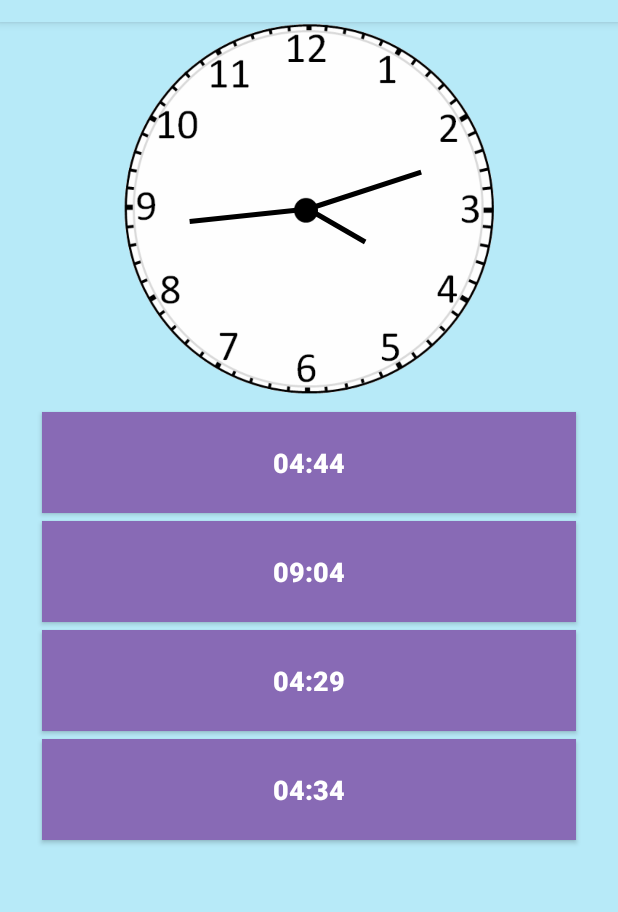
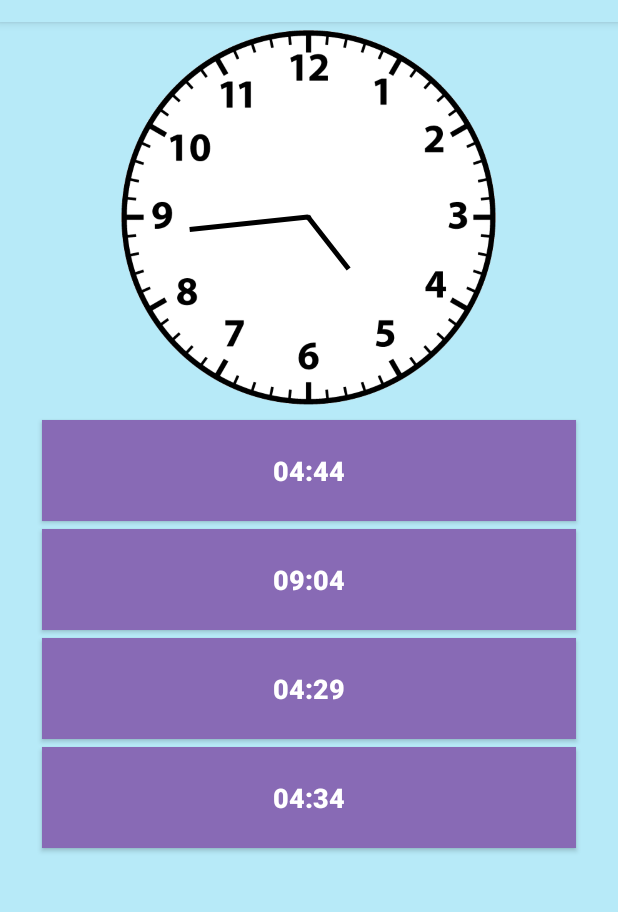
Before and after one commit to vsoljic/Satalica, an Android app: the GameActivity screen opened directly, with no data from a screen before it, on a phone screen of 412 x 824 dp, the part 62-974 px from its top. Run offline under Robolectric (Android 15) with nearby library versions, the phone set to English and light mode, and no system bars.

Commit message:
Finished game, added launch icon

```diff
--- a/app/src/main/java/tvz/android/satalica/activities/GameActivity.java
+++ b/app/src/main/java/tvz/android/satalica/activities/GameActivity.java
@@ -1,6 +1,8 @@
 package tvz.android.satalica.activities;
 
+import android.graphics.Color;
 import android.os.Bundle;
+import android.os.Handler;
 import android.support.v7.app.AppCompatActivity;
 import android.view.View;
 import android.widget.Button;
@@ -14,23 +16,42 @@ import tvz.android.satalica.R;
 import tvz.android.satalica.view.ClockView;
 
 public class GameActivity extends AppCompatActivity {
+    int hour = 0;
+    int minutes = 0;
+    String correctAnswer = null;
+
+    Random random = new Random();
+    ClockView clockView;
+    Button button1;
+    Button button2;
+    Button button3;
+    Button button4;
+
+    int gameSize;
+    int current;
 
     @Override
     protected void onCreate(Bundle savedInstanceState) {
         super.onCreate(savedInstanceState);
         setContentView(R.layout.activity_game);
 
-        ClockView clockView = findViewById(R.id.clock);
+        clockView = findViewById(R.id.clock);
+        button1 = findViewById(R.id.answerOneBtn);
+        button2 = findViewById(R.id.answerTwoBtn);
+        button3 = findViewById(R.id.answerThreeBtn);
+        button4 = findViewById(R.id.answerFourBtn);
 
-        Button button1 = findViewById(R.id.answerOneBtn);
-        Button button2 = findViewById(R.id.answerTwoBtn);
-        Button button3 = findViewById(R.id.answerThreeBtn);
-        Button button4 = findViewById(R.id.answerFourBtn);
+        gameSize = 5;
+        current = 0;
 
-        Random random = new Random();
+        setClock();
+    }
 
-        int hour = random.nextInt(12);
-        int minutes = random.nextInt(60);
+    private void setClock() {
+        hour = random.nextInt(12);
+        minutes = random.nextInt(60);
+        correctAnswer = String.format("%02d", hour) + ":" + String.format("%02d", minutes);
+
         clockView.setHour(hour);
         clockView.setMinute(minutes);
 
@@ -52,11 +73,56 @@ public class GameActivity extends AppCompatActivity {
         return String.format("%02d", hour) + ":" + String.format("%02d", minutes);
     }
 
-    public void selectedAnswer(View view) {
+    public void checkSelectedAnswer(View view) {
         Button button = (Button) view;
-        button.getText();
-//        ....
+        String answer = button.getText().toString();
+
+        enableButtons(false);
+
+        if (answer.equals(correctAnswer)) {
+            button.setBackgroundColor(Color.GREEN);
+        } else {
+            button.setBackgroundColor(Color.RED);
+
+            findCorrectAnswer(button1);
+            findCorrectAnswer(button2);
+            findCorrectAnswer(button3);
+            findCorrectAnswer(button4);
+        }
+
+        new Handler().postDelayed(new Runnable() {
+            @Override
+            public void run() {
+                if (++current <= gameSize) {
+                    setClock();
+                    decolorButtons();
+                    enableButtons(true);
+                } else {
+                    //finish game
+                }
+            }
+        }, 1000);
+
     }
 
+    private void findCorrectAnswer(Button button) {
+        if (button.getText().equals(correctAnswer)) {
+            button.setBackgroundColor(Color.GREEN);
+        }
+    }
+
+    private void enableButtons(boolean enabled) {
+        button1.setEnabled(enabled);
+        button2.setEnabled(enabled);
+        button3.setEnabled(enabled);
+        button4.setEnabled(enabled);
+    }
+
+    private void decolorButtons() {
+        button1.setBackgroundColor(Color.parseColor("#886ab5"));
+        button2.setBackgroundColor(Color.parseColor("#886ab5"));
+        button3.setBackgroundColor(Color.parseColor("#886ab5"));
+        button4.setBackgroundColor(Color.parseColor("#886ab5"));
+    }
 
 }
--- a/app/src/main/java/tvz/android/satalica/activities/MainActivity.java
+++ b/app/src/main/java/tvz/android/satalica/activities/MainActivity.java
@@ -20,4 +20,9 @@ public class MainActivity extends AppCompatActivity {
         // Button button = findViewById(R.id.startGameBtn);
         startActivity(intent);
     }
+
+    public void showResults(View view) {
+        Intent intent = new Intent(this, ResultsActivity.class);
+        startActivity(intent);
+    }
 }
--- a/app/src/main/java/tvz/android/satalica/view/ClockView.java
+++ b/app/src/main/java/tvz/android/satalica/view/ClockView.java
@@ -70,9 +70,9 @@ public class ClockView extends View {
         paint.setColor(getResources().getColor(android.R.color.black));
         paint.setStrokeWidth(5);
         paint.setStyle(Paint.Style.STROKE);
-        drawHand(canvas, (hour + minute / 60) * 5f, true);
+        Double hourAngle = (hour * 5d) + ((5d / 60) * minute);
+        drawHand(canvas, hourAngle, true);
         drawHand(canvas, minute, false);
-        drawHand(canvas, c.get(Calendar.SECOND), false);
     }
 
     public void setHour(int hour) {
--- a/app/src/main/res/drawable/border.xml
+++ b/app/src/main/res/drawable/border.xml
@@ -2,7 +2,7 @@
 <shape xmlns:android="http://schemas.android.com/apk/res/android"
        android:shape="rectangle">
    <stroke
-        android:width="5dip"
+        android:width="4dip"
         android:color="@color/colorAccent"
        />
 </shape>
--- a/app/src/main/res/layout/activity_game.xml
+++ b/app/src/main/res/layout/activity_game.xml
@@ -12,7 +12,8 @@
         android:id="@+id/clock"
         android:layout_width="250dp"
         android:layout_height="250dp"
-        android:background="@drawable/clock2_png" />
+        android:layout_marginTop="5dp"
+        android:background="@drawable/clock1_png" />
 
     <Button
         android:id="@+id/answerOneBtn"
@@ -25,7 +26,7 @@
         android:textColor="@android:color/white"
         android:textSize="18sp"
         android:textStyle="bold"
-        android:onClick="selectedAnswer" />
+        android:onClick="checkSelectedAnswer" />
 
     <Button
         android:id="@+id/answerTwoBtn"
@@ -37,7 +38,7 @@
         android:textColor="@android:color/white"
         android:textSize="18sp"
         android:textStyle="bold"
-        android:onClick="selectedAnswer" />
+        android:onClick="checkSelectedAnswer" />
 
     <Button
         android:id="@+id/answerThreeBtn"
@@ -49,7 +50,7 @@
         android:textColor="@android:color/white"
         android:textSize="18sp"
         android:textStyle="bold"
-        android:onClick="selectedAnswer" />
+        android:onClick="checkSelectedAnswer" />
 
     <Button
         android:id="@+id/answerFourBtn"
@@ -60,7 +61,7 @@
         android:textColor="@android:color/white"
         android:textSize="18sp"
         android:textStyle="bold"
-        android:onClick="selectedAnswer" />
+        android:onClick="checkSelectedAnswer" />
 
 
     <!--Koristiti linear layout jer je jednostavniji i pametniji, ima manje orderanja s kordinatama i bla bla-->
--- a/app/src/main/res/layout/activity_main.xml
+++ b/app/src/main/res/layout/activity_main.xml
@@ -50,6 +50,7 @@
         android:text="@string/results"
         android:textSize="18sp"
         android:textStyle="bold"
+        android:onClick="showResults"
         app:layout_constraintBottom_toTopOf="@+id/tutorialBtn"
         app:layout_constraintEnd_toEndOf="@+id/imageView"
         app:layout_constraintStart_toStartOf="@+id/imageView" />
```
Also changed, not shown: app/src/main/AndroidManifest.xml (+4 -3 lines), app/src/main/java/tvz/android/satalica/activities/ResultsActivity.java (added, +110 -0 lines), app/src/main/res/layout/activity_results.xml (added, +38 -0 lines), app/src/main/res/mipmap-hdpi/ic_launcher.png (deleted), app/src/main/res/mipmap-mdpi/ic_launcher.png (deleted), app/src/main/res/mipmap-xhdpi/ic_launcher.png (deleted), app/src/main/res/mipmap-xxhdpi/ic_launcher.png (deleted), app/src/main/res/mipmap-xxxhdpi/ic_launcher.png (deleted).
